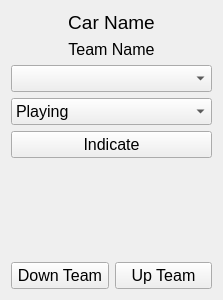
This is FMS/inc/CarOptionsWidget.ui in FRC-836/SoccerCars as Qt 5 draws it before an edit. The edited form follows.
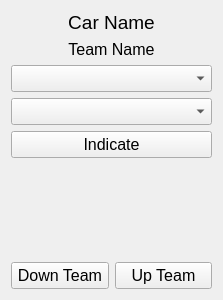
This is the edited form.

Commit message: working on shifting combo box items additions from being in the UI file to being done in the constructor with enums and maps to make handling the value changes easier

The edit to the form file:
```diff
--- a/FMS/inc/CarOptionsWidget.ui
+++ b/FMS/inc/CarOptionsWidget.ui
@@ -63,16 +63,6 @@
      <property name="editable">
       <bool>false</bool>
      </property>
-     <item>
-      <property name="text">
-       <string>Playing</string>
-      </property>
-     </item>
-     <item>
-      <property name="text">
-       <string>Bypassed</string>
-      </property>
-     </item>
     </widget>
    </item>
    <item>
```
The commit also changes 2 other files.
